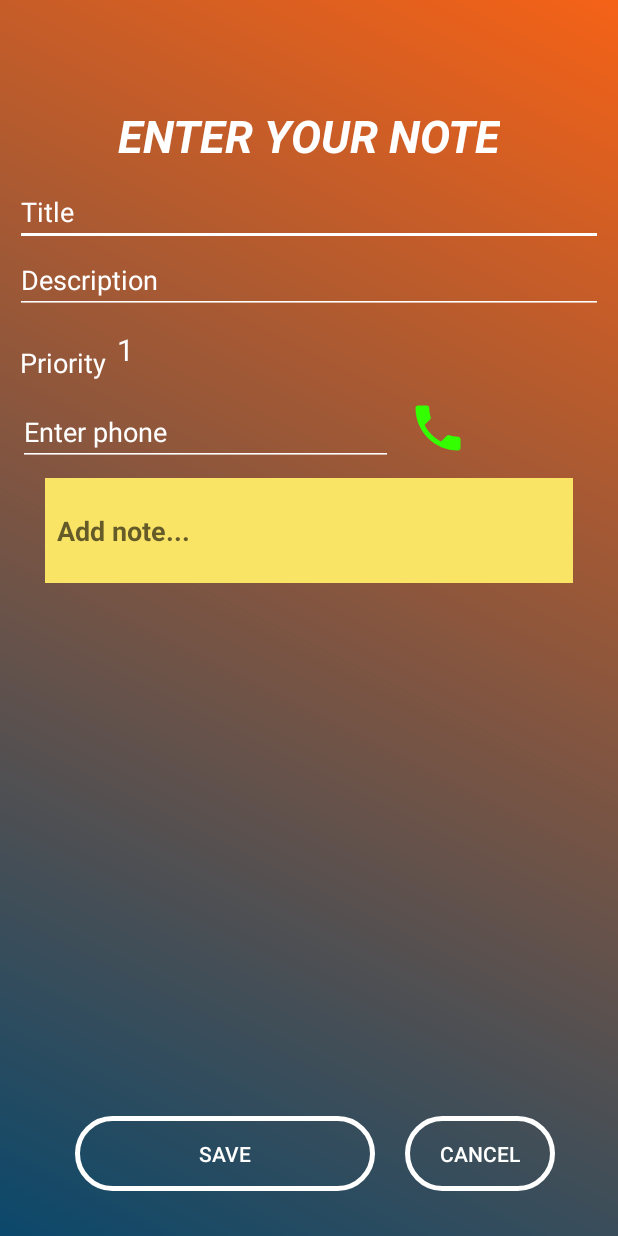
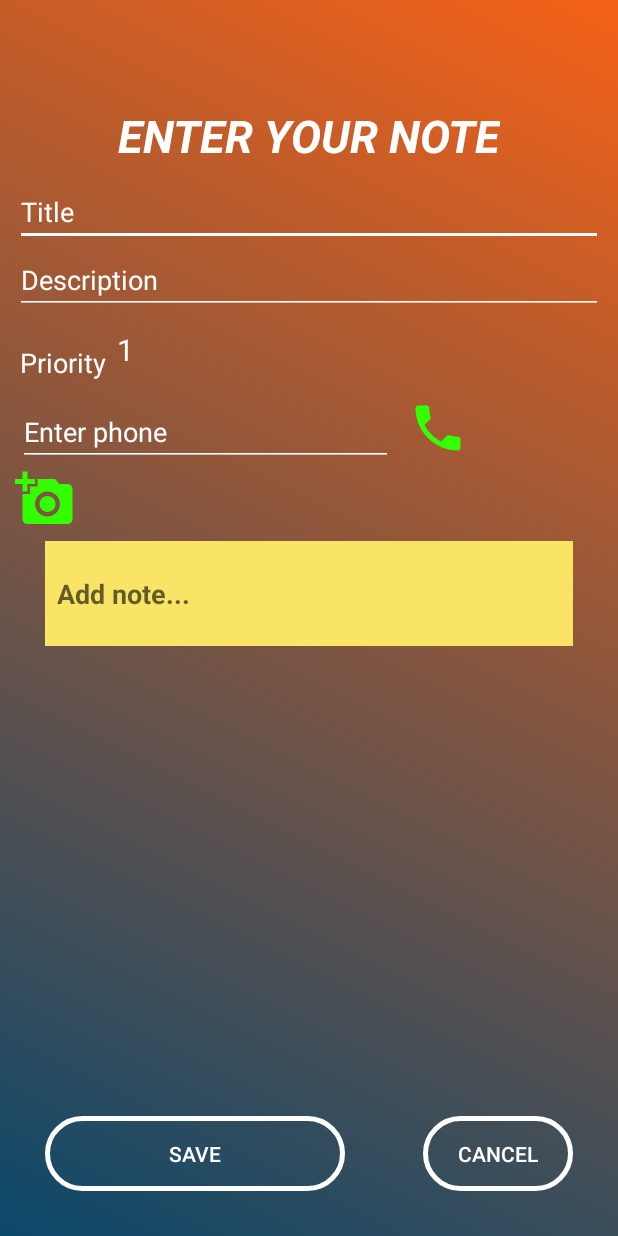
Before and after one commit to Ivgesha/TodoList, an Android app: the AddEditNoteActivity screen opened directly, with no data from a screen before it, on a phone screen of 412 x 824 dp. Run offline under Robolectric (Android 15) with nearby library versions, the phone set to English and light mode, and no system bars.

```diff
--- /dev/null
+++ b/app/src/main/res/drawable/ic_photo.xml
@@ -0,0 +1,5 @@
+<vector android:height="24dp" android:tint="#33FF00"
+    android:viewportHeight="24.0" android:viewportWidth="24.0"
+    android:width="24dp" xmlns:android="http://schemas.android.com/apk/res/android">
+    <path android:fillColor="#FF000000" android:pathData="M3,4L3,1h2v3h3v2L5,6v3L3,9L3,6L0,6L0,4h3zM6,10L6,7h3L9,4h7l1.83,2L21,6c1.1,0 2,0.9 2,2v12c0,1.1 -0.9,2 -2,2L5,22c-1.1,0 -2,-0.9 -2,-2L3,10h3zM13,19c2.76,0 5,-2.24 5,-5s-2.24,-5 -5,-5 -5,2.24 -5,5 2.24,5 5,5zM9.8,14c0,1.77 1.43,3.2 3.2,3.2s3.2,-1.43 3.2,-3.2 -1.43,-3.2 -3.2,-3.2 -3.2,1.43 -3.2,3.2z"/>
+</vector>
--- a/app/src/main/res/layout/activity_add_note.xml
+++ b/app/src/main/res/layout/activity_add_note.xml
@@ -8,7 +8,6 @@
     android:orientation="vertical"
     android:background="@drawable/background_0">
     <LinearLayout
-
         android:layout_width="match_parent"
         android:layout_height="wrap_content"
         android:orientation="vertical">
@@ -97,12 +96,23 @@
             android:textColor="#FFFFFF"
             />
 
-        <ImageView
+        <ImageButton
             android:layout_width="40dp"
             android:layout_height="40dp"
             android:background="@drawable/ic_call"
             />
     </LinearLayout>
+
+    <ImageButton
+        android:id="@+id/image_view_picture"
+        android:layout_width="40dp"
+        android:layout_height="40dp"
+        android:background="@drawable/ic_photo"
+        android:layout_marginLeft="10dp"
+        android:layout_marginRight="10dp"
+        android:layout_marginTop="2dp"
+        android:visibility="visible"
+        />
 
 
     <EditText
@@ -123,6 +133,7 @@
         android:layout_width="match_parent"
         android:layout_height="wrap_content"
         android:layout_marginBottom="30dp">
+
     <Button
         android:id="@+id/button_save"
         android:background="@drawable/button_0"
@@ -130,8 +141,9 @@
         android:text="Save"
         android:layout_width="200dp"
         android:layout_height="50dp"
-        android:layout_marginLeft="50dp"
+        android:layout_alignParentLeft="true"
         android:layout_alignParentBottom="true"
+        android:layout_marginLeft="30dp"
         android:onClick="saveNote"
         />
         <Button
@@ -139,11 +151,13 @@
             android:layout_width="100dp"
             android:layout_height="50dp"
             android:text="cancel"
+            android:onClick="noteCanceled"
             android:textColor="#FFFFFF"
-            android:layout_marginRight="40dp"
             android:background="@drawable/button_0"
+            android:layout_alignParentRight="true"
             android:layout_alignParentBottom="true"
-            android:layout_marginLeft="20dp"
-            android:layout_toEndOf="@id/button_save"/>
+            android:layout_marginRight="30dp"
+
+            />
     </RelativeLayout>
 </LinearLayout>
--- a/app/src/main/res/values/strings.xml
+++ b/app/src/main/res/values/strings.xml
@@ -7,5 +7,8 @@
     <string name="description">Description</string>
     <string name="addNote">Add note... </string>
     <string name="priority">Priority</string>
+    <string name="hello_customer">Hello Customer</string>
+    <string name="hello">Hello</string>
+    <string name="enter_name">Enter name here...</string>
 
 </resources>
```
Also changed, not shown: app/src/main/java/com/example/todolist/MainActivity.java (+9 -0 lines), app/src/main/java/com/example/todolist/view/AddEditNoteActivity.java (+4 -5 lines), app/src/main/java/com/example/todolist/view/TodoList.java (+16 -3 lines), app/src/main/res/layout/activity_main.xml (+14 -1 lines), app/src/main/res/layout/activity_todo_list.xml (+38 -6 lines), app/src/main/res/layout/test_xml.xml (added, +50 -0 lines), 1 other file.
